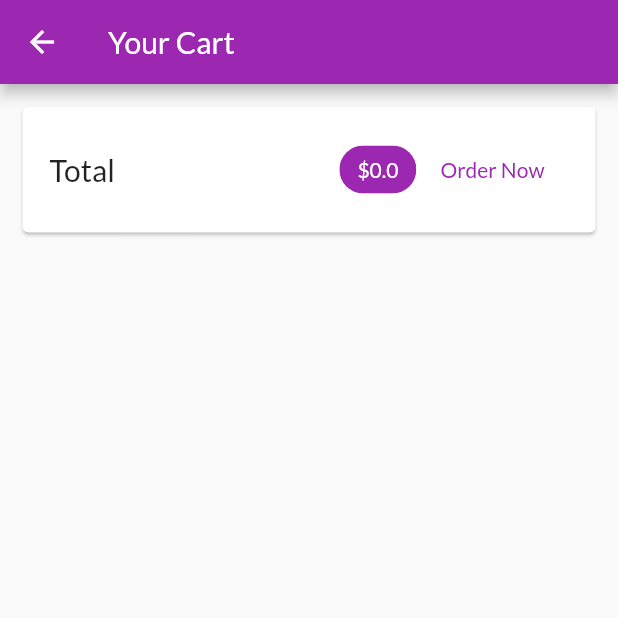
After one commit to MariumAkter/Shop-App, a Flutter app: the CartScreen screen opened by its route, on a phone screen of 412 x 824 dp, the top half of it. The commit adds this screen. Run offline on Flutter 3.47's test engine with Material 2 defaults, Android fonts, the phone set to English and light mode, and no system bars; network calls fail.

Commit message:
shopping cart and Displaying total and list cart

```diff
--- a/lib/main.dart
+++ b/lib/main.dart
@@ -1,9 +1,11 @@
 import 'package:flutter/material.dart';
+import './screens/cart_screen.dart';
 import './screens/product_details_screen.dart';
 import './screens/products_overview_screen.dart';
 import './providers/products.dart';
 import 'package:provider/provider.dart';
 import './providers/cart.dart';
+
 void main() {
   runApp(MyApp());
 }
@@ -29,6 +31,7 @@ class MyApp extends StatelessWidget {
      home: ProductOverviewScreen(),
      routes: {
      ProductDetailsScreen.routeName: (ctx) => ProductDetailsScreen(),
+       CartScreen.routeName: (ctx) => CartScreen(),
      },
     ),
     );
--- a/lib/providers/cart.dart
+++ b/lib/providers/cart.dart
@@ -21,6 +21,15 @@ class Cart with ChangeNotifier {
   }
     int get itemCount {
       return _items.length;
+    }
+
+    double get totalAmount {
+    var total = 0.0;
+    _items.forEach((key, cartItem) {
+      total += cartItem.price * cartItem.quantity;
+
+    });
+    return total;
     }
 
 
--- /dev/null
+++ b/lib/screens/cart_screen.dart
@@ -0,0 +1,58 @@
+import 'package:flutter/cupertino.dart';
+import 'package:flutter/material.dart';
+import 'package:provider/provider.dart';
+import '../providers/cart.dart' show Cart ;
+import '../widgets/cart_item.dart';
+
+class CartScreen extends StatelessWidget {
+static const routeName = '/cart';
+
+  @override
+  Widget build(BuildContext context) {
+    final cart = Provider.of<Cart>(context);
+    return Scaffold(
+      appBar: AppBar(
+        title: Text('Your Cart'),
+      ),
+      body: Column(children: <Widget> [
+        Card(
+          margin: EdgeInsets.all(15),
+          child: Padding(
+            padding: EdgeInsets.all(18),
+            child: Row(
+              mainAxisAlignment: MainAxisAlignment.spaceBetween,
+              children: <Widget> [
+                Text('Total', style: TextStyle(fontSize: 20),),
+                Spacer(),
+                Chip(label: Text('\$${cart.totalAmount}',
+                style: TextStyle(
+                  color: Theme.of(context).primaryTextTheme.title!.color,
+                ),),
+                  backgroundColor: Theme.of(context).primaryColor,
+                ),
+                FlatButton(
+                  onPressed: (){},
+                  child: Text('Order Now'),
+                textColor: Theme.of(context).primaryColor,
+                ),
+              ],
+            ),
+          ),
+        ),
+        SizedBox(height: 10),
+        Expanded(
+            child: ListView.builder(
+            itemCount: cart.items.length,
+            itemBuilder: (ctx, i) => CartItem(
+             cart.items.values.toList()[i].id,
+             cart.items.values.toList()[i].price,
+             cart.items.values.toList()[i].quantity,
+             cart.items.values.toList()[i].title,
+          ),
+            ),
+        ),
+      ],
+      ),
+    );
+  }
+}
--- a/lib/screens/products_overview_screen.dart
+++ b/lib/screens/products_overview_screen.dart
@@ -1,5 +1,6 @@
 import 'package:flutter/material.dart';
 import 'package:provider/provider.dart';
+import '../screens/cart_screen.dart';
 import '../providers/cart.dart';
 import '../widgets/products_grid.dart';
 import '../widgets/badge.dart';
@@ -57,7 +58,9 @@ class _ProductOverviewScreenState extends State<ProductOverviewScreen> {
            child: IconButton(
              icon: Icon(
                  Icons.shopping_cart),
-                 onPressed: () {  },
+                 onPressed: () {
+                  Navigator.of(context).pushNamed(CartScreen.routeName);
+                 },
            ),
 
          ),
```
Also changed, not shown: lib/widgets/cart_item.dart (added, +35 -0 lines).
